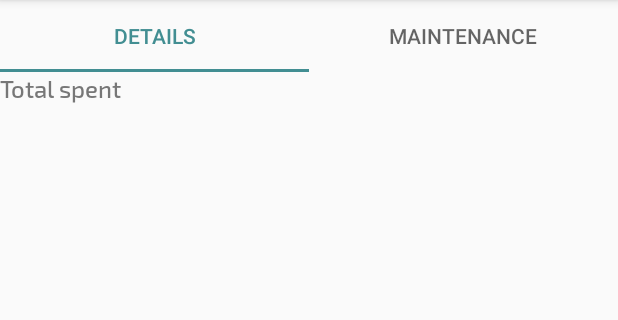
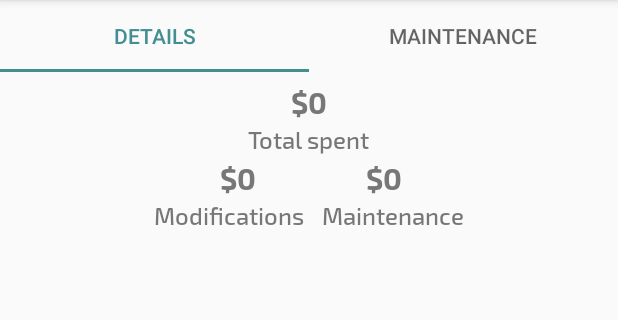
Before and after one commit to t-howes/AutoLogs, an Android app: the CarDetailsFragment screen opened directly, with no data from a screen before it, on a phone screen of 412 x 824 dp, the part 84-404 px from its top. Run offline under Robolectric (Android 15) with nearby library versions, the phone set to English and light mode, and no system bars; our stand-ins replace Dagger/Hilt's generated code, Room's generated code, RxJava.

Commit message:
made some UI updates and started to throw in the concept of "upcoming maintenance". TODO: fetch upcoming items and display.

```diff
--- /dev/null
+++ b/app/src/main/java/com/duskencodings/autologs/models/UpcomingMaintenance.kt
@@ -0,0 +1,4 @@
+package com.duskencodings.autologs.models
+
+// TODO
+data class UpcomingMaintenance(val name: String)
--- a/app/src/main/java/com/duskencodings/autologs/views/cars/details/CarDetailsFragment.kt
+++ b/app/src/main/java/com/duskencodings/autologs/views/cars/details/CarDetailsFragment.kt
@@ -5,11 +5,14 @@ import android.os.Bundle
 import android.view.LayoutInflater
 import android.view.View
 import android.view.ViewGroup
+import androidx.recyclerview.widget.LinearLayoutManager
 import com.duskencodings.autologs.R
 import com.duskencodings.autologs.base.BaseFragment
 import com.duskencodings.autologs.extensions.showToast
 import com.duskencodings.autologs.models.*
 import com.duskencodings.autologs.views.maintenance.MaintenanceViewModel
+import com.duskencodings.autologs.views.maintenance.upcoming.UpcomingMaintenanceAdapter
+import kotlinx.android.synthetic.main.fragment_car_details.*
 
 class CarDetailsFragment : BaseFragment() {
 
@@ -38,7 +41,12 @@ class CarDetailsFragment : BaseFragment() {
   }
 
   private fun initUi() {
-    // TODO
+    upcoming_maintenance.apply {
+      layoutManager = LinearLayoutManager(context)
+      adapter = UpcomingMaintenanceAdapter(context) {
+        context.showToast("TODO: maintenance clicked")
+      }
+    }
   }
 
   private fun updateCarState(state: Resource<Car>) {
@@ -69,11 +77,11 @@ class CarDetailsFragment : BaseFragment() {
 
   companion object {
     fun newInstance(carId: Int): CarDetailsFragment {
-      val fragment = CarDetailsFragment()
-      fragment.arguments = Bundle().apply {
-        putInt(CAR_ID, carId)
+      return CarDetailsFragment().apply {
+        arguments = Bundle().apply {
+          putInt(CAR_ID, carId)
+        }
       }
-      return fragment
     }
   }
 }
--- a/app/src/main/java/com/duskencodings/autologs/views/cars/details/CarViewModel.kt
+++ b/app/src/main/java/com/duskencodings/autologs/views/cars/details/CarViewModel.kt
@@ -18,7 +18,7 @@ class CarViewModel @Inject constructor(private val repo: CarRepository) : BaseVi
   private lateinit var carLiveData: LiveData<Car>
   private lateinit var carObserver: Observer<Car>
 
-  fun getCar(carId: Int? = null) {
+  fun getCar(carId: Int?) {
     carId?.let {
       carLiveData = repo.getLiveCar(carId)
       carObserver = Observer {
@@ -29,7 +29,9 @@ class CarViewModel @Inject constructor(private val repo: CarRepository) : BaseVi
             .subscribe({ car ->
               car?.let {
                 detailsState.value = Resource.success(car)
-              } ?: { detailsState.value = Resource.error(NullPointerException("null car from Room")) }.invoke()
+              } ?: {
+                detailsState.value = Resource.error(NullPointerException("null car from Room"))
+              }.invoke()
             }, { error ->
               detailsState.value = Resource.error(error)
             })
--- /dev/null
+++ b/app/src/main/java/com/duskencodings/autologs/views/maintenance/upcoming/UpcomingMaintenanceAdapter.kt
@@ -0,0 +1,40 @@
+package com.duskencodings.autologs.views.maintenance.upcoming
+
+import android.content.Context
+import android.view.LayoutInflater
+import android.view.View
+import android.view.ViewGroup
+import androidx.recyclerview.widget.RecyclerView
+import com.duskencodings.autologs.R
+import com.duskencodings.autologs.models.UpcomingMaintenance
+
+
+class UpcomingMaintenanceAdapter(context: Context,
+                                 private val data: MutableList<UpcomingMaintenance> = mutableListOf(),
+                                 private val onClick: (maintenance: UpcomingMaintenance) -> Unit) : RecyclerView.Adapter<UpcomingMaintenanceAdapter.UpcomingMaintenanceViewHolder>() {
+
+  private val inflater = LayoutInflater.from(context)
+
+  override fun onCreateViewHolder(parent: ViewGroup, viewType: Int): UpcomingMaintenanceViewHolder {
+    return UpcomingMaintenanceViewHolder(inflater.inflate(R.layout.upcoming_maintenance, parent, false))
+  }
+
+  override fun onBindViewHolder(holder: UpcomingMaintenanceViewHolder, position: Int) {
+    holder.bind(data[position])
+  }
+
+  override fun getItemCount(): Int = data.size
+
+
+  inner class UpcomingMaintenanceViewHolder(view: View) : RecyclerView.ViewHolder(view) {
+    fun bind(maintenance: UpcomingMaintenance) {
+      itemView.apply {
+        // TODO: bind view
+
+        setOnClickListener {
+          onClick.invoke(maintenance)
+        }
+      }
+    }
+  }
+}
--- a/app/src/main/res/layout/fragment_car_details.xml
+++ b/app/src/main/res/layout/fragment_car_details.xml
@@ -2,15 +2,83 @@
 <androidx.constraintlayout.widget.ConstraintLayout
     xmlns:android="http://schemas.android.com/apk/res/android"
     xmlns:app="http://schemas.android.com/apk/res-auto"
+    xmlns:tools="http://schemas.android.com/tools"
     android:layout_width="match_parent"
     android:layout_height="match_parent">
 
     <TextView
+        android:id="@+id/total_spent"
+        style="@style/TextTitle"
+        android:layout_width="wrap_content"
+        android:layout_height="wrap_content"
+        android:layout_marginTop="5dp"
+        app:layout_constraintEnd_toEndOf="parent"
+        app:layout_constraintStart_toStartOf="parent"
+        app:layout_constraintTop_toTopOf="parent"
+        android:text="@string/zero_dollars" />
+
+    <TextView
+        android:id="@+id/total_spent_label"
         style="@style/TextBody_Medium"
         android:layout_width="wrap_content"
         android:layout_height="wrap_content"
-        android:text="Total spent"
-        app:layout_constraintTop_toTopOf="parent"
-        app:layout_constraintStart_toStartOf="parent"/>
+        android:text="@string/total_spent"
+        app:layout_constraintEnd_toEndOf="parent"
+        app:layout_constraintStart_toStartOf="parent"
+        app:layout_constraintTop_toBottomOf="@id/total_spent" />
+
+    <TextView
+        android:id="@+id/mods_spent"
+        style="@style/TextTitle"
+        android:layout_width="wrap_content"
+        android:layout_height="wrap_content"
+        app:layout_constraintStart_toStartOf="@id/mods_spent_label"
+        app:layout_constraintEnd_toStartOf="@id/maintenance_spent_label"
+        app:layout_constraintTop_toBottomOf="@id/total_spent_label"
+        android:text="@string/zero_dollars" />
+
+    <TextView
+        android:id="@+id/mods_spent_label"
+        style="@style/TextBody_Medium"
+        android:layout_width="wrap_content"
+        android:layout_height="wrap_content"
+        android:layout_marginEnd="6dp"
+        app:layout_constraintHorizontal_chainStyle="packed"
+        app:layout_constraintStart_toStartOf="parent"
+        app:layout_constraintEnd_toStartOf="@id/maintenance_spent_label"
+        app:layout_constraintTop_toBottomOf="@id/mods_spent"
+        android:text="@string/modifications" />
+
+    <TextView
+        android:id="@+id/maintenance_spent"
+        style="@style/TextTitle"
+        android:layout_width="wrap_content"
+        android:layout_height="wrap_content"
+        app:layout_constraintStart_toEndOf="@id/mods_spent_label"
+        app:layout_constraintEnd_toEndOf="@id/maintenance_spent_label"
+        app:layout_constraintTop_toBottomOf="@id/total_spent_label"
+        android:text="@string/zero_dollars" />
+
+    <TextView
+        android:id="@+id/maintenance_spent_label"
+        style="@style/TextBody_Medium"
+        android:layout_width="wrap_content"
+        android:layout_height="wrap_content"
+        android:layout_marginStart="6dp"
+        app:layout_constraintHorizontal_chainStyle="packed"
+        app:layout_constraintStart_toEndOf="@id/mods_spent_label"
+        app:layout_constraintEnd_toEndOf="parent"
+        app:layout_constraintTop_toBottomOf="@id/maintenance_spent"
+        android:text="@string/maintenance" />
+
+    <androidx.recyclerview.widget.RecyclerView
+        android:id="@+id/upcoming_maintenance"
+        android:layout_width="match_parent"
+        android:layout_height="wrap_content"
+        android:layout_marginTop="25dp"
+        app:layout_constraintBottom_toBottomOf="parent"
+        app:layout_constraintEnd_toEndOf="parent"
+        app:layout_constraintStart_toStartOf="parent"
+        app:layout_constraintTop_toBottomOf="@id/mods_spent_label" />
 
 </androidx.constraintlayout.widget.ConstraintLayout>
--- /dev/null
+++ b/app/src/main/res/layout/upcoming_maintenance.xml
@@ -0,0 +1,13 @@
+<?xml version="1.0" encoding="utf-8"?>
+<LinearLayout
+    xmlns:android="http://schemas.android.com/apk/res/android"
+    android:orientation="vertical"
+    android:layout_width="match_parent"
+    android:layout_height="wrap_content"
+    android:padding="10dp">
+
+    <TextView
+        android:layout_width="wrap_content"
+        android:layout_height="wrap_content"
+        android:text="@string/maintenance"/>
+</LinearLayout>
--- a/app/src/main/res/values/strings.xml
+++ b/app/src/main/res/values/strings.xml
@@ -1,4 +1,4 @@
-<resources>
+<resources xmlns:tools="http://schemas.android.com/tools">
     <string name="app_name">Auto Logs</string>
     <string name="x_miles">%d miles</string>
     <string name="last_updated">Last updated: %s</string>
@@ -20,15 +20,17 @@
     <string name="error_field_required">Required field</string>
     <string name="error_invalid_length">Invalid length</string>
     <string name="add_car">Add a Car</string>
+    <string name="total_spent">Total spent</string>
     <string name="total_cost_placeholder">Total cost: %s</string>
     <string name="average_monthly_cost_placeholder">Average monthly cost: %s</string>
 
     <string name="details">Details</string>
     <string name="maintenance">Maintenance</string>
     <string name="modification">Modification</string>
-    <string name="modifications">Modifications</string>
+    <string name="modifications" tools:ignore="ExtraTranslation">Modifications</string>
     <string name="service">Service</string>
     <string name="other">Other</string>
+    <string name="zero_dollars">$0</string>
 
     <string name="no_car_work">You don\'t have any service recorded.</string>
     <string name="date">Date</string>
```
